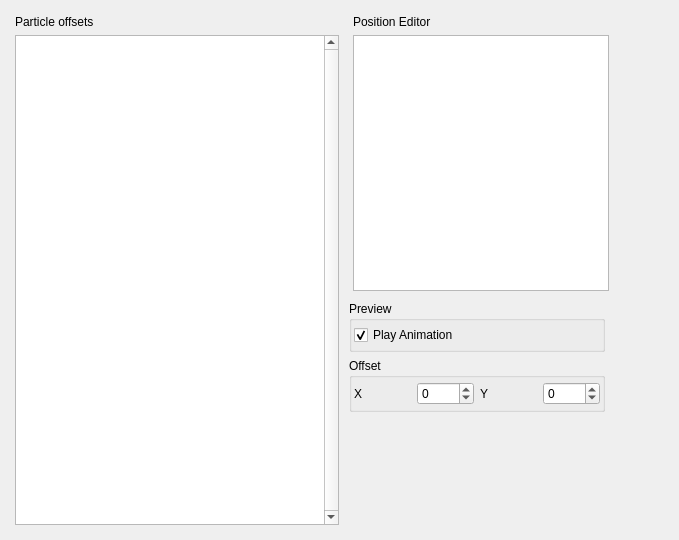
Qt form src/ui/tabs/tabeffects.ui (PsyCommando/ppmdu_spriteeditor) before a commit.
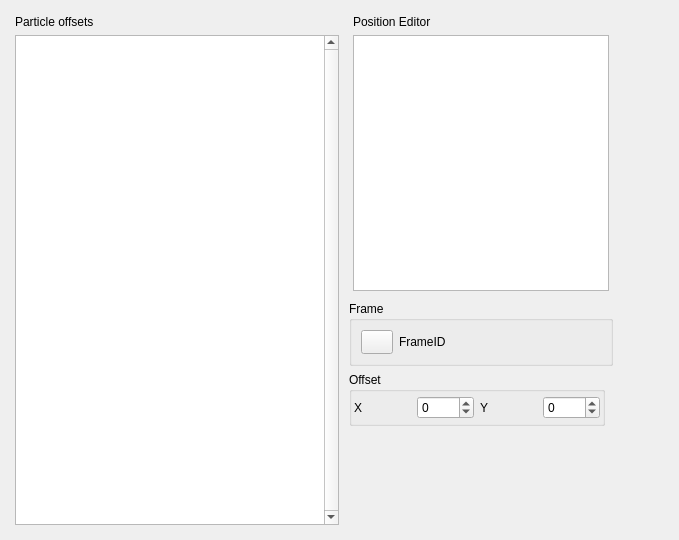
The same form after that commit. Icons and pictures are not drawn.

Patch:
```diff
--- a/src/ui/tabs/tabeffects.ui
+++ b/src/ui/tabs/tabeffects.ui
@@ -185,39 +185,50 @@
       <widget class="QGroupBox" name="grpPreview">
        <property name="minimumSize">
         <size>
-         <width>256</width>
+         <width>0</width>
          <height>48</height>
         </size>
        </property>
-       <property name="maximumSize">
-        <size>
-         <width>256</width>
-         <height>16777215</height>
-        </size>
-       </property>
        <property name="title">
-        <string>Preview</string>
+        <string>Frame</string>
        </property>
-       <layout class="QVBoxLayout" name="verticalLayout_4">
-        <property name="leftMargin">
-         <number>2</number>
-        </property>
-        <property name="topMargin">
-         <number>4</number>
-        </property>
-        <property name="rightMargin">
-         <number>2</number>
-        </property>
-        <property name="bottomMargin">
-         <number>4</number>
-        </property>
+       <layout class="QHBoxLayout" name="horizontalLayout_5">
         <item>
-         <widget class="QCheckBox" name="chkPlayAnim">
+         <widget class="QPushButton" name="btnToFrame">
+          <property name="minimumSize">
+           <size>
+            <width>24</width>
+            <height>24</height>
+           </size>
+          </property>
+          <property name="maximumSize">
+           <size>
+            <width>32</width>
+            <height>32</height>
+           </size>
+          </property>
+          <property name="toolTip">
+           <string>Jump to frame</string>
+          </property>
           <property name="text">
-           <string>Play Animation</string>
+           <string/>
           </property>
-          <property name="checked">
-           <bool>true</bool>
+          <property name="icon">
+           <iconset resource="../../../appres.qrc">
+            <normaloff>:/resources/fugue-icons-3.5.6/icons/image--arrow.png</normaloff>:/resources/fugue-icons-3.5.6/icons/image--arrow.png</iconset>
+          </property>
+         </widget>
+        </item>
+        <item>
+         <widget class="QLabel" name="lblFrameID">
+          <property name="sizePolicy">
+           <sizepolicy hsizetype="Expanding" vsizetype="Preferred">
+            <horstretch>0</horstretch>
+            <verstretch>0</verstretch>
+           </sizepolicy>
+          </property>
+          <property name="text">
+           <string>FrameID</string>
           </property>
          </widget>
         </item>
```
Left out of the diff: 9 changed lines with no effect on the pictures.
